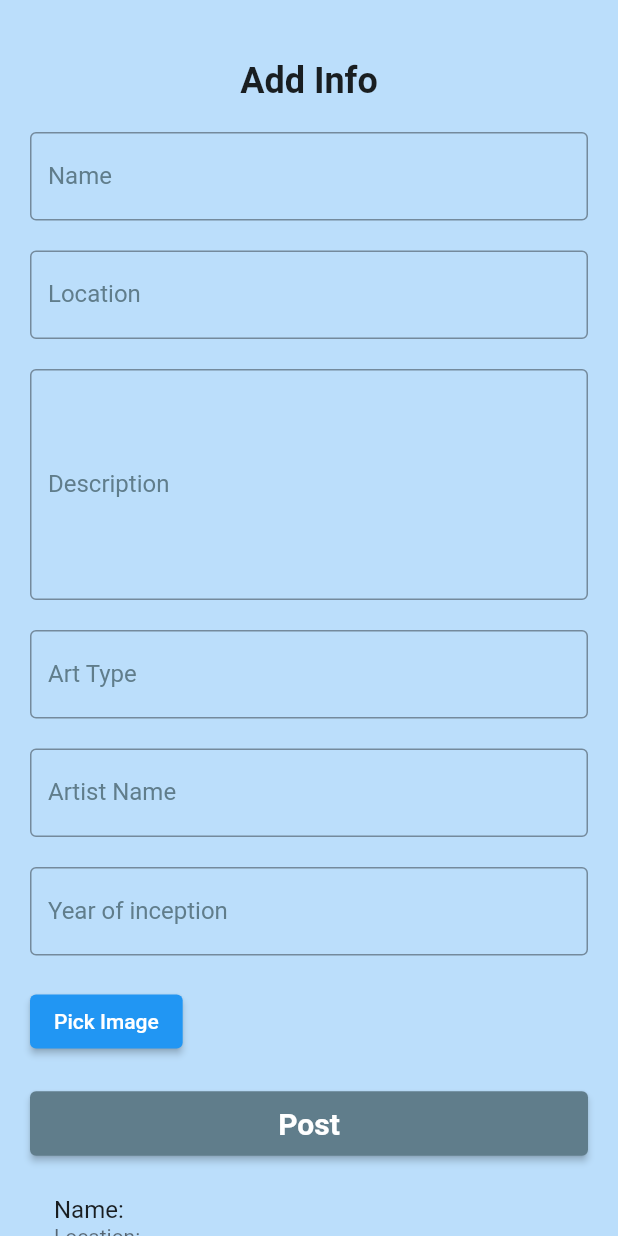
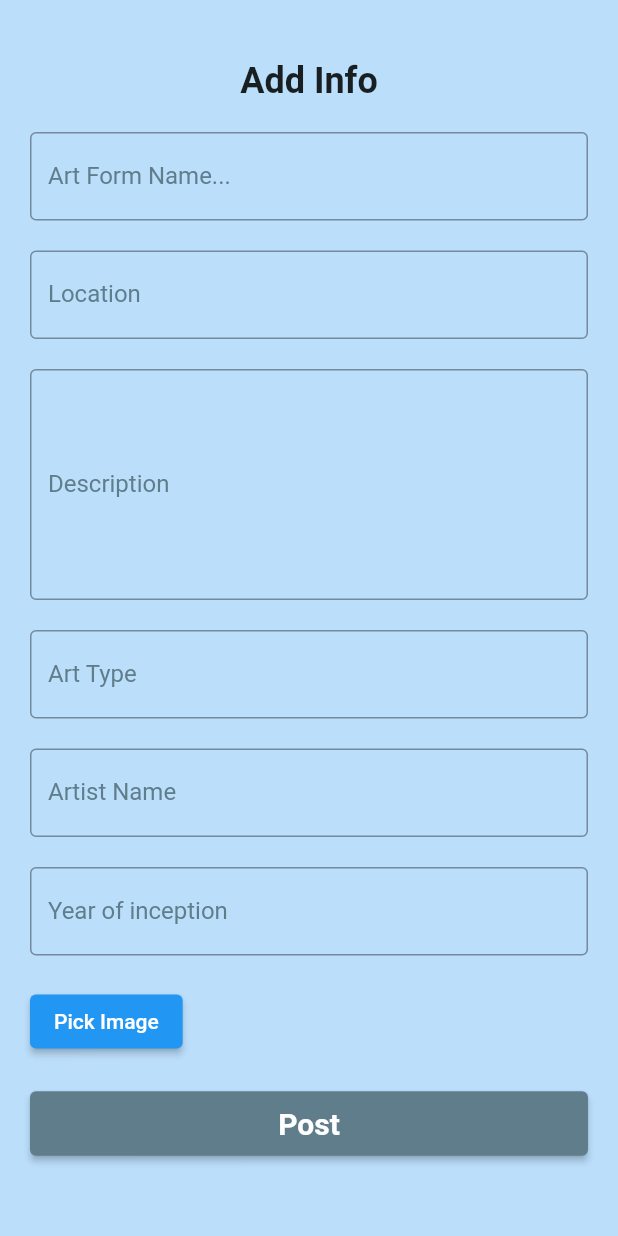
Before and after one commit to ChandradithyaJ/Anvadhi, a Flutter app: the AddpostList screen opened directly, after a tap on "Post", on a phone screen of 412 x 824 dp. Run offline on Flutter 3.47's test engine with Material 2 defaults, Android fonts, the phone set to English and light mode, and no system bars; our stand-ins replace carousel_slider, cloud_firestore, firebase_auth, firebase_core, flutter_map, geocoding and 7 more; missing offline and left inert: flutter_cube; accounts and stored records are empty; network calls fail.

Commit message:
basic app working

```diff
--- a/lib/Add_post.dart
+++ b/lib/Add_post.dart
@@ -1,6 +1,7 @@
 import 'package:flutter/material.dart';
 import 'package:image_picker/image_picker.dart';
 import 'package:cloud_firestore/cloud_firestore.dart';
+import 'package:geocoding/geocoding.dart';
 import 'dart:io';
 
 void main() {
@@ -59,7 +60,7 @@ class _AddpostListState extends State<AddpostList> {
     });
   }
 
-  void _sendToDatabase() {
+  void _sendToDatabase() async {
     String name = nameController.text;
     String location = locationController.text;
     String description = descController.text;
@@ -77,14 +78,22 @@ class _AddpostListState extends State<AddpostList> {
 
     // update in firestore
     final artFormsRef = FirebaseFirestore.instance.collection('artForms');
+
+    List<Location> locations = await locationFromAddress(location);
+    double lat = 0, lng = 0;
+    if(locations.isNotEmpty){
+      lat = locations[0].latitude;
+      lng = locations[0].longitude;
+    }
+
     Map<String, dynamic> createArtFormEntry = {
       'artName': name,
       'artistName': artistName,
       'year': int.tryParse(year),
-      'latlong': location,
+      'latlong': GeoPoint(lat, lng),
       'description': description,
     };
-    artFormsRef.doc(name).set(createArtFormEntry, SetOptions(merge: true));
+    await artFormsRef.doc(name).set(createArtFormEntry, SetOptions(merge: true));
 
     setState(() {
       posts.add(newPost);
@@ -121,8 +130,8 @@ class _AddpostListState extends State<AddpostList> {
               TextField(
                 controller: nameController,
                 decoration: InputDecoration(
-                  hintText: "Your Name",
-                  labelText: "Name",
+                  hintText: "Art Form Name",
+                  labelText: "Art Form Name...",
                   labelStyle: TextStyle(color: Colors.blueGrey),
                   border: OutlineInputBorder(),
                 ),
--- a/lib/Arts_display.dart
+++ b/lib/Arts_display.dart
@@ -1,7 +1,6 @@
 import 'package:flutter/material.dart';
 import 'package:flutter/rendering.dart';
 import 'package:anvadhi/FullScreen.dart';
-
 import 'package:liquid_pull_to_refresh/liquid_pull_to_refresh.dart';
 
 //need to add navigation on image tap
@@ -353,7 +352,7 @@ class art {
 }
 const arts = [
   art(
-    name: 'kalankari',
+    name: 'Kalamkari',
     place: 'Andhra Pradesh',
     imageUrl: 'lib/assets/images/image.jpg',
   ),
--- a/lib/Hidden_draw.dart
+++ b/lib/Hidden_draw.dart
@@ -111,7 +111,7 @@ class _Hidden_draww extends State<Hidden_draww> {
       ),
         ScreenHiddenDrawer(
         ItemHiddenMenu(
-          name: "addpost",
+          name: "Share art form",
           colorLineSelected: Colors.purpleAccent,
           baseStyle:
               TextStyle(color: Colors.white.withOpacity(0.8), fontSize: 28.0),
```
